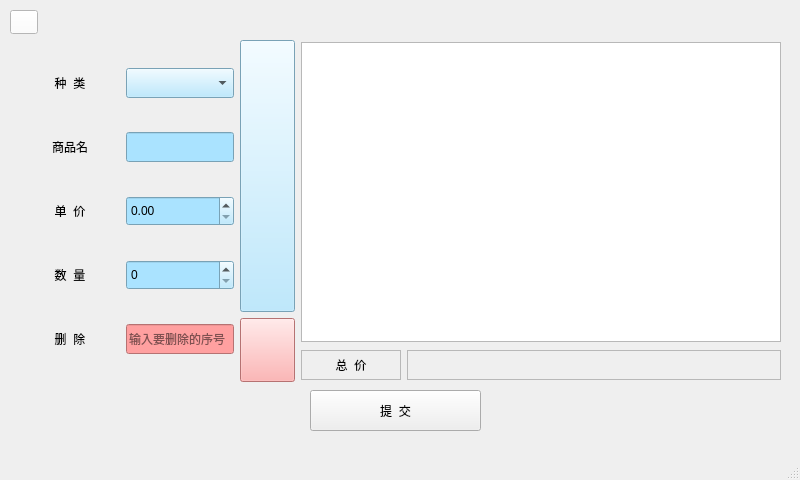
cbt-98/Supermarket-Management-System, file goodsmanagementwindow.ui: the form before one commit.
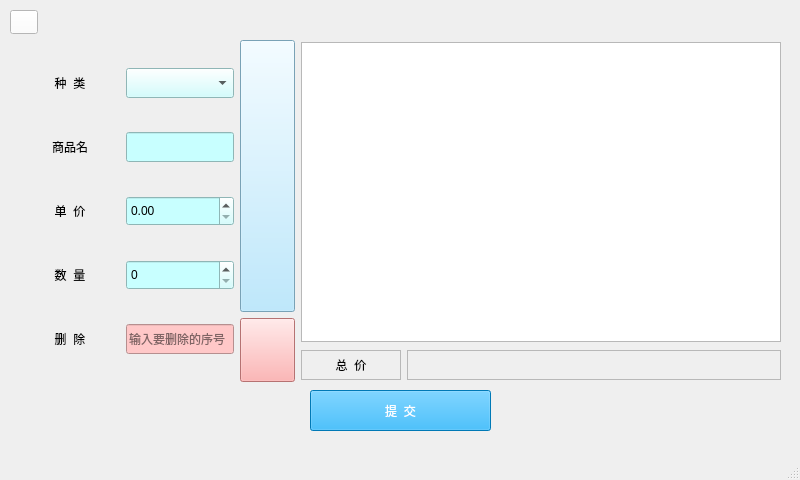
The form after the commit. Icons and pictures are not drawn.

What changed in the file:
```diff
--- a/goodsmanagementwindow.ui
+++ b/goodsmanagementwindow.ui
@@ -45,12 +45,13 @@
      <rect>
       <x>310</x>
       <y>390</y>
-      <width>171</width>
+      <width>181</width>
       <height>41</height>
      </rect>
     </property>
     <property name="styleSheet">
-     <string notr="true">color: rgb(0, 0, 0);
+     <string notr="true">color: rgb(255, 255, 255);
+background-color: rgb(0, 170, 255);
 font: 16pt &quot;黑体&quot;;</string>
     </property>
     <property name="text">
@@ -107,7 +108,7 @@
            </property>
            <property name="styleSheet">
             <string notr="true">color: rgb(0, 0, 0);
-background-color: rgb(170, 227, 255);
+background-color: rgb(200, 255, 255);
 font: 12pt &quot;黑体&quot;;</string>
            </property>
           </widget>
@@ -151,9 +152,9 @@
             </size>
            </property>
            <property name="styleSheet">
-            <string notr="true">font: 12pt &quot;黑体&quot;;
-background-color: rgb(170, 227, 255);
-color: rgb(0, 0, 0);</string>
+            <string notr="true">color: rgb(0, 0, 0);
+background-color: rgb(200, 255, 255);
+font: 12pt &quot;黑体&quot;;</string>
            </property>
           </widget>
          </item>
@@ -196,9 +197,9 @@
             </size>
            </property>
            <property name="styleSheet">
-            <string notr="true">font: 12pt &quot;黑体&quot;;
-background-color: rgb(170, 227, 255);
-color: rgb(0, 0, 0);</string>
+            <string notr="true">color: rgb(0, 0, 0);
+background-color: rgb(200, 255, 255);
+font: 12pt &quot;黑体&quot;;</string>
            </property>
            <property name="maximum">
             <double>999999.989999999990687</double>
@@ -244,9 +245,9 @@
             </size>
            </property>
            <property name="styleSheet">
-            <string notr="true">font: 12pt &quot;黑体&quot;;
-background-color: rgb(170, 227, 255);
-color: rgb(0, 0, 0);</string>
+            <string notr="true">color: rgb(0, 0, 0);
+background-color: rgb(200, 255, 255);
+font: 12pt &quot;黑体&quot;;</string>
            </property>
            <property name="maximum">
             <number>99999999</number>
@@ -293,7 +294,7 @@
            </property>
            <property name="styleSheet">
             <string notr="true">color: rgb(0, 0, 0);
-background-color: rgb(255, 160, 160);
+background-color: rgb(255, 200, 200);
 font: 10pt &quot;黑体&quot;;</string>
            </property>
            <property name="placeholderText">
```
